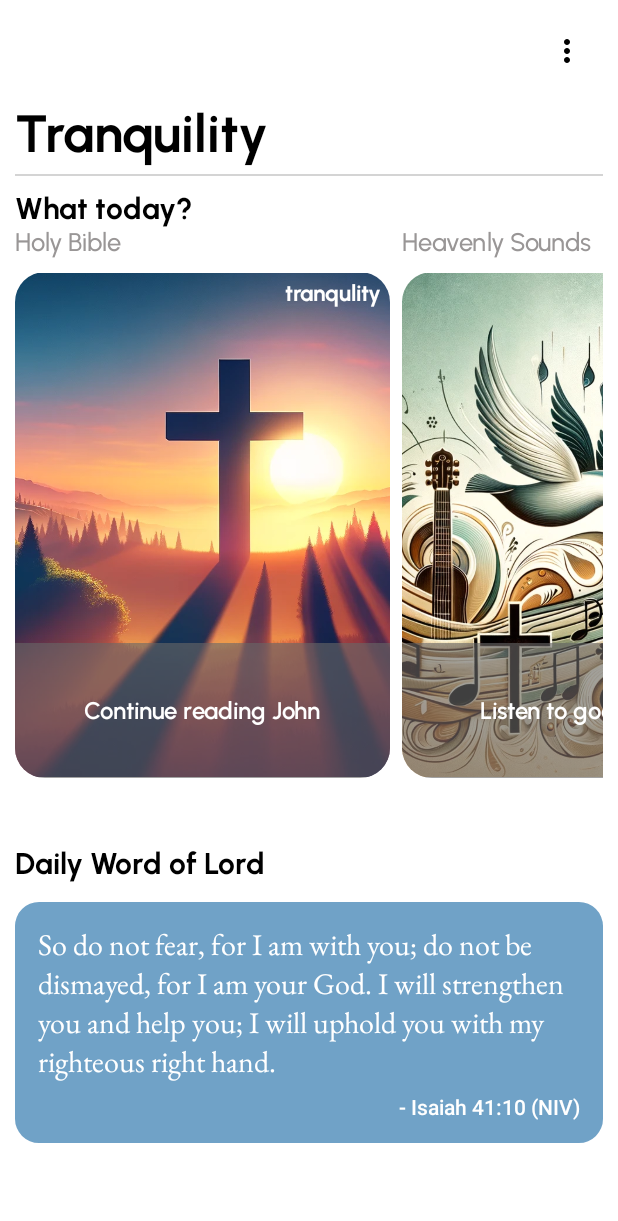
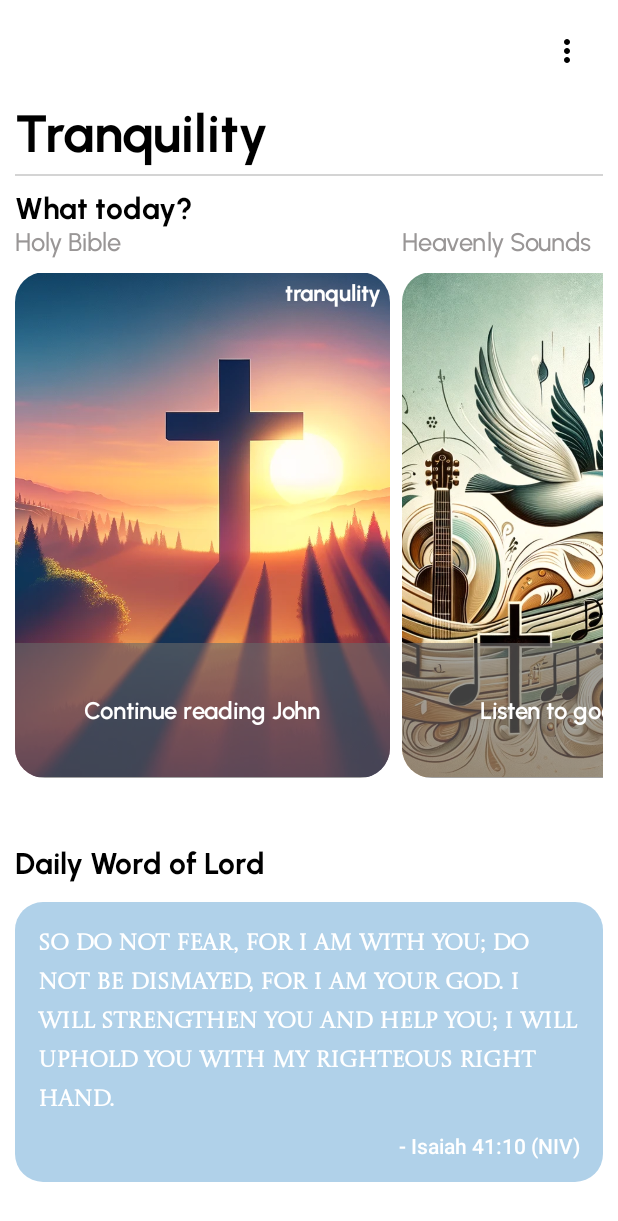
Before and after one commit to alwinsDen/Tranquillity, an Android app built with Jetpack Compose: the screen it shows after launch (MainActivity), on a phone screen of 412 x 824 dp. Shown: the top 1221 px of the screen. Run offline under Robolectric (Android 15) with nearby library versions, the phone set to English and light mode, and no system bars; our stand-ins replace accompanist; Roboto replaces fonts that are not available here.

Commit message:
Fix(UI): Added test font.

```diff
--- a/androidApp/src/main/java/com/xgamma/tranquillity/android/composables/Screens.kt
+++ b/androidApp/src/main/java/com/xgamma/tranquillity/android/composables/Screens.kt
@@ -38,7 +38,7 @@ import com.xgamma.tranquillity.android.components.ThemeGrey
 import com.xgamma.tranquillity.android.components.TrnqStylized
 import com.xgamma.tranquillity.android.utils.HoriOptionHandle
 import com.xgamma.tranquillity.android.utils.bibleVerse
-import com.xgamma.tranquillity.android.utils.garamondFont
+import com.xgamma.tranquillity.android.utils.castoroFont
 import com.xgamma.tranquillity.android.utils.urbanistFont
 
 @Composable
@@ -83,14 +83,16 @@ fun WordOfDay() {
     Box(modifier = Modifier.clip(RoundedCornerShape(10))) {
         Column(
             modifier = Modifier
-                .background(color = Color(0xFF70A2C7))
+                .background(color = Color(0xFFB0D1E9))
                 .padding(15.dp),
             verticalArrangement = Arrangement.spacedBy(10.dp)
         ) {
             Text(
                 text = bibleVerse,
-                fontFamily = garamondFont,
-                fontSize = 20.sp,
+                fontFamily = castoroFont,
+                fontSize = 15.sp,
+                fontWeight = FontWeight.Bold,
+                lineHeight = 26.sp,
                 color = Color.White
             )
             Row(
--- a/androidApp/src/main/java/com/xgamma/tranquillity/android/utils/UI_utils.kt
+++ b/androidApp/src/main/java/com/xgamma/tranquillity/android/utils/UI_utils.kt
@@ -30,3 +30,8 @@ var garamondFont = FontFamily(
     Font(R.font.ebgaramond_medium, FontWeight.Medium),
     Font(R.font.ebgaramond_semibold, FontWeight.SemiBold),
 )
+
+//added Castoro Titling font.
+var castoroFont = FontFamily(
+    Font(R.font.castorotitling_regular, FontWeight.Normal)
+)
```
Also changed, not shown: androidApp/src/main/res/font/castorotitling_regular.ttf (added).
